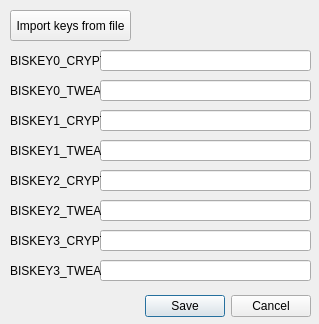
Above: NxNandManager/gui/keyset.ui from eliboa/NxNandManager before the change. Below: the same form after it.
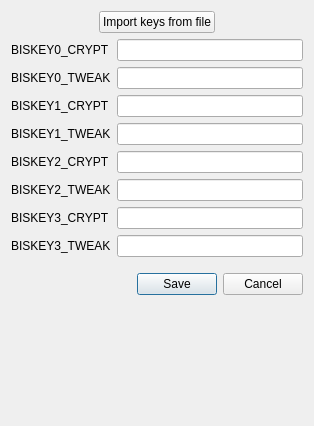
That is the form after the change. Icons and pictures are not drawn.

What changed in the file:
```diff
--- a/NxNandManager/gui/keyset.ui
+++ b/NxNandManager/gui/keyset.ui
@@ -6,8 +6,8 @@
    <rect>
     <x>0</x>
     <y>0</y>
-    <width>319</width>
-    <height>324</height>
+    <width>314</width>
+    <height>426</height>
    </rect>
   </property>
   <property name="windowTitle">
@@ -20,225 +20,176 @@
   <property name="whatsThis">
    <string notr="true"/>
   </property>
-  <widget class="QDialogButtonBox" name="buttonBox">
-   <property name="geometry">
-    <rect>
-     <x>60</x>
-     <y>290</y>
-     <width>251</width>
-     <height>32</height>
-    </rect>
-   </property>
-   <property name="locale">
-    <locale language="English" country="UnitedStates"/>
-   </property>
-   <property name="orientation">
-    <enum>Qt::Horizontal</enum>
-   </property>
-   <property name="standardButtons">
-    <set>QDialogButtonBox::Cancel|QDialogButtonBox::Save</set>
-   </property>
-  </widget>
-  <widget class="QLineEdit" name="key0_crypt_edit">
-   <property name="geometry">
-    <rect>
-     <x>100</x>
-     <y>50</y>
-     <width>211</width>
-     <height>21</height>
-    </rect>
-   </property>
-  </widget>
-  <widget class="QLabel" name="key0_crypt_label">
-   <property name="geometry">
-    <rect>
-     <x>10</x>
-     <y>50</y>
-     <width>91</width>
-     <height>21</height>
-    </rect>
-   </property>
-   <property name="text">
-    <string>BISKEY0_CRYPT</string>
-   </property>
-  </widget>
-  <widget class="QLabel" name="key0_tweak_label">
-   <property name="geometry">
-    <rect>
-     <x>10</x>
-     <y>80</y>
-     <width>91</width>
-     <height>21</height>
-    </rect>
-   </property>
-   <property name="text">
-    <string>BISKEY0_TWEAK</string>
-   </property>
-  </widget>
-  <widget class="QLineEdit" name="key0_tweak_edit">
-   <property name="geometry">
-    <rect>
-     <x>100</x>
-     <y>80</y>
-     <width>211</width>
-     <height>21</height>
-    </rect>
-   </property>
-  </widget>
-  <widget class="QLineEdit" name="key1_crypt_edit">
-   <property name="geometry">
-    <rect>
-     <x>100</x>
-     <y>110</y>
-     <width>211</width>
-     <height>21</height>
-    </rect>
-   </property>
-  </widget>
-  <widget class="QLabel" name="key1_crypt_label">
-   <property name="geometry">
-    <rect>
-     <x>10</x>
-     <y>110</y>
-     <width>91</width>
-     <height>21</height>
-    </rect>
-   </property>
-   <property name="text">
-    <string>BISKEY1_CRYPT</string>
-   </property>
-  </widget>
-  <widget class="QLineEdit" name="key1_tweak_edit">
-   <property name="geometry">
-    <rect>
-     <x>100</x>
-     <y>140</y>
-     <width>211</width>
-     <height>21</height>
-    </rect>
-   </property>
-  </widget>
-  <widget class="QLabel" name="key1_tweak_label">
-   <property name="geometry">
-    <rect>
-     <x>10</x>
-     <y>140</y>
-     <width>91</width>
-     <height>21</height>
-    </rect>
-   </property>
-   <property name="text">
-    <string>BISKEY1_TWEAK</string>
-   </property>
-  </widget>
-  <widget class="QLineEdit" name="key2_crypt_edit">
-   <property name="geometry">
-    <rect>
-     <x>100</x>
-     <y>170</y>
-     <width>211</width>
-     <height>21</height>
-    </rect>
-   </property>
-  </widget>
-  <widget class="QLabel" name="key2_crypt_label">
-   <property name="geometry">
-    <rect>
-     <x>10</x>
-     <y>170</y>
-     <width>91</width>
-     <height>21</height>
-    </rect>
-   </property>
-   <property name="text">
-    <string>BISKEY2_CRYPT</string>
-   </property>
-  </widget>
-  <widget class="QLineEdit" name="key2_tweak_edit">
-   <property name="geometry">
-    <rect>
-     <x>100</x>
-     <y>200</y>
-     <width>211</width>
-     <height>21</height>
-    </rect>
-   </property>
-  </widget>
-  <widget class="QLabel" name="key2_tweak_label">
-   <property name="geometry">
-    <rect>
-     <x>10</x>
-     <y>200</y>
-     <width>91</width>
-     <height>21</height>
-    </rect>
-   </property>
-   <property name="text">
-    <string>BISKEY2_TWEAK</string>
-   </property>
-  </widget>
-  <widget class="QLineEdit" name="key3_crypt_edit">
-   <property name="geometry">
-    <rect>
-     <x>100</x>
-     <y>230</y>
-     <width>211</width>
-     <height>21</height>
-    </rect>
-   </property>
-  </widget>
-  <widget class="QLabel" name="key3_crypt_label">
-   <property name="geometry">
-    <rect>
-     <x>10</x>
-     <y>230</y>
-     <width>91</width>
-     <height>21</height>
-    </rect>
-   </property>
-   <property name="text">
-    <string>BISKEY3_CRYPT</string>
-   </property>
-  </widget>
-  <widget class="QLineEdit" name="key3_tweak_edit">
-   <property name="geometry">
-    <rect>
-     <x>100</x>
-     <y>260</y>
-     <width>211</width>
-     <height>21</height>
-    </rect>
-   </property>
-  </widget>
-  <widget class="QLabel" name="key3_tweak_label">
-   <property name="geometry">
-    <rect>
-     <x>10</x>
-     <y>260</y>
-     <width>91</width>
-     <height>21</height>
-    </rect>
-   </property>
-   <property name="text">
-    <string>BISKEY3_TWEAK</string>
-   </property>
-  </widget>
-  <widget class="QPushButton" name="ImportButton">
-   <property name="geometry">
-    <rect>
-     <x>10</x>
-     <y>10</y>
-     <width>121</width>
-     <height>31</height>
-    </rect>
-   </property>
-   <property name="toolTip">
-    <string>&lt;html&gt;&lt;head/&gt;&lt;body&gt;&lt;p&gt;biskeydump or lockipick format. &lt;br/&gt;&lt;span style=&quot; font-style:italic;&quot;&gt;i.e &amp;quot;BIS KEY N (crypt): XXX...&amp;quot;  for 16-byte crypto/tweak&lt;br/&gt;or &amp;quot;bis_key_0N = XXX...&amp;quot; for 32-byte keys&lt;/span&gt;&lt;/p&gt;&lt;/body&gt;&lt;/html&gt;</string>
-   </property>
-   <property name="text">
-    <string>Import keys from file</string>
-   </property>
-  </widget>
+  <layout class="QGridLayout" name="gridLayout">
+   <item row="8" column="0">
+    <widget class="QLabel" name="key3_tweak_label">
+     <property name="text">
+      <string>BISKEY3_TWEAK</string>
+     </property>
+    </widget>
+   </item>
+   <item row="3" column="0">
+    <widget class="QLabel" name="key1_crypt_label">
+     <property name="text">
+      <string>BISKEY1_CRYPT</string>
+     </property>
+    </widget>
+   </item>
+   <item row="4" column="0">
+    <widget class="QLabel" name="key1_tweak_label">
+     <property name="text">
+      <string>BISKEY1_TWEAK</string>
+     </property>
+    </widget>
+   </item>
+   <item row="7" column="1">
+    <widget class="QLineEdit" name="key3_crypt_edit"/>
+   </item>
+   <item row="7" column="0">
+    <widget class="QLabel" name="key3_crypt_label">
+     <property name="text">
+      <string>BISKEY3_CRYPT</string>
+     </property>
+    </widget>
+   </item>
+   <item row="5" column="0">
+    <widget class="QLabel" name="key2_crypt_label">
+     <property name="text">
+      <string>BISKEY2_CRYPT</string>
+     </property>
+    </widget>
+   </item>
+   <item row="0" column="0" colspan="2">
+    <layout class="QHBoxLayout" name="horizontalLayout">
+     <item>
+      <spacer name="horizontalSpacer_2">
+       <property name="orientation">
+        <enum>Qt::Horizontal</enum>
+       </property>
+       <property name="sizeHint" stdset="0">
+        <size>
+         <width>40</width>
+         <height>20</height>
+        </size>
+       </property>
+      </spacer>
+     </item>
+     <item>
+      <widget class="QPushButton" name="ImportButton">
+       <property name="maximumSize">
+        <size>
+         <width>181</width>
+         <height>16777215</height>
+        </size>
+       </property>
+       <property name="toolTip">
+        <string>&lt;html&gt;&lt;head/&gt;&lt;body&gt;&lt;p&gt;biskeydump or lockipick format. &lt;br/&gt;&lt;span style=&quot; font-style:italic;&quot;&gt;i.e &amp;quot;BIS KEY N (crypt): XXX...&amp;quot;  for 16-byte crypto/tweak&lt;br/&gt;or &amp;quot;bis_key_0N = XXX...&amp;quot; for 32-byte keys&lt;/span&gt;&lt;/p&gt;&lt;/body&gt;&lt;/html&gt;</string>
+       </property>
+       <property name="text">
+        <string>Import keys from file</string>
+       </property>
+      </widget>
+     </item>
+     <item>
+      <spacer name="horizontalSpacer">
+       <property name="orientation">
+        <enum>Qt::Horizontal</enum>
+       </property>
+       <property name="sizeHint" stdset="0">
+        <size>
+         <width>40</width>
+         <height>20</height>
+        </size>
+       </property>
+      </spacer>
+     </item>
+    </layout>
+   </item>
+   <item row="8" column="1">
+    <widget class="QLineEdit" name="key3_tweak_edit"/>
+   </item>
+   <item row="9" column="1">
+    <spacer name="verticalSpacer_2">
+     <property name="orientation">
+      <enum>Qt::Vertical</enum>
+     </property>
+     <property name="sizeType">
+      <enum>QSizePolicy::Fixed</enum>
+     </property>
+     <property name="sizeHint" stdset="0">
+      <size>
+       <width>20</width>
+       <height>10</height>
+      </size>
+     </property>
+    </spacer>
+   </item>
+   <item row="1" column="0">
+    <widget class="QLabel" name="key0_crypt_label">
+     <property name="text">
+      <string>BISKEY0_CRYPT</string>
+     </property>
+    </widget>
+   </item>
+   <item row="1" column="1">
+    <widget class="QLineEdit" name="key0_crypt_edit"/>
+   </item>
+   <item row="3" column="1">
+    <widget class="QLineEdit" name="key1_crypt_edit"/>
+   </item>
+   <item row="12" column="1">
+    <spacer name="verticalSpacer">
+     <property name="orientation">
+      <enum>Qt::Vertical</enum>
+     </property>
+     <property name="sizeHint" stdset="0">
+      <size>
+       <width>20</width>
+       <height>40</height>
+      </size>
+     </property>
+    </spacer>
+   </item>
+   <item row="2" column="1">
+    <widget class="QLineEdit" name="key0_tweak_edit"/>
+   </item>
+   <item row="2" column="0">
+    <widget class="QLabel" name="key0_tweak_label">
+     <property name="text">
+      <string>BISKEY0_TWEAK</string>
+     </property>
+    </widget>
+   </item>
+   <item row="6" column="0">
+    <widget class="QLabel" name="key2_tweak_label">
+     <property name="text">
+      <string>BISKEY2_TWEAK</string>
+     </property>
+    </widget>
+   </item>
+   <item row="5" column="1">
+    <widget class="QLineEdit" name="key2_crypt_edit"/>
+   </item>
+   <item row="6" column="1">
+    <widget class="QLineEdit" name="key2_tweak_edit"/>
+   </item>
+   <item row="4" column="1">
+    <widget class="QLineEdit" name="key1_tweak_edit"/>
+   </item>
+   <item row="10" column="1">
+    <widget class="QDialogButtonBox" name="buttonBox">
+     <property name="locale">
+      <locale language="English" country="UnitedStates"/>
+     </property>
+     <property name="orientation">
+      <enum>Qt::Horizontal</enum>
+     </property>
+     <property name="standardButtons">
+      <set>QDialogButtonBox::Cancel|QDialogButtonBox::Save</set>
+     </property>
+    </widget>
+   </item>
+  </layout>
  </widget>
  <resources>
   <include location="application.qrc"/>
```
